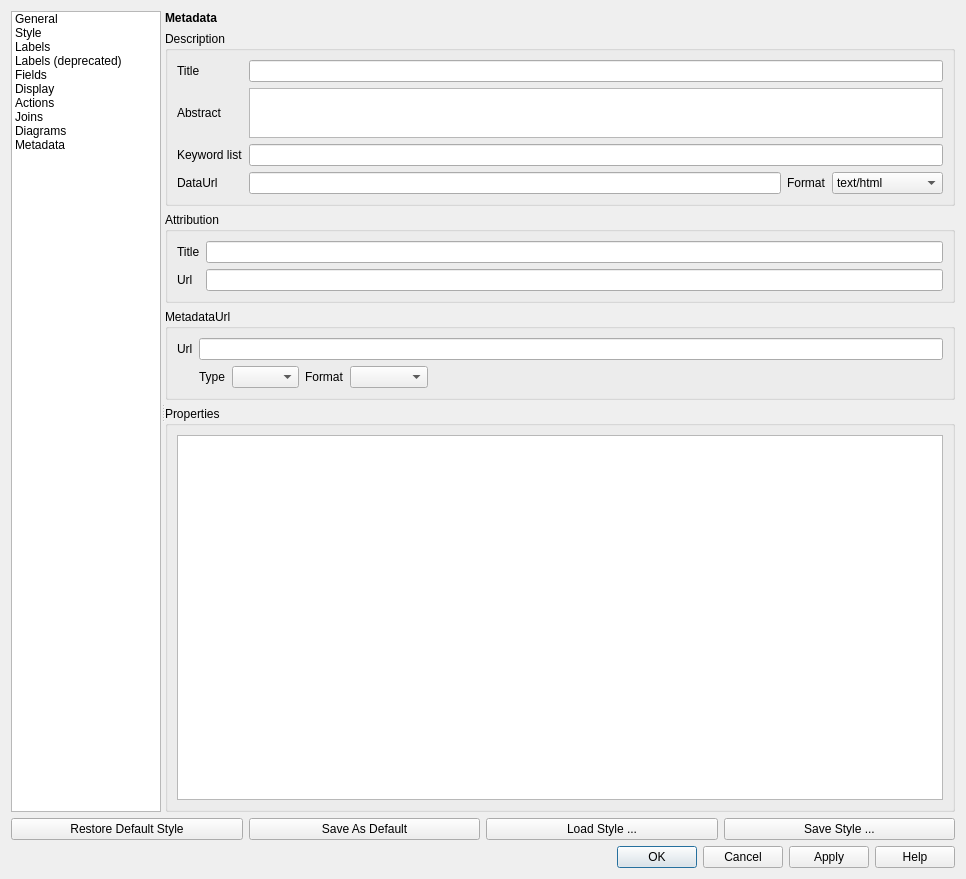
Above: src/ui/qgsvectorlayerpropertiesbase.ui from qgis/QGIS before the change. Below: the same form after it.
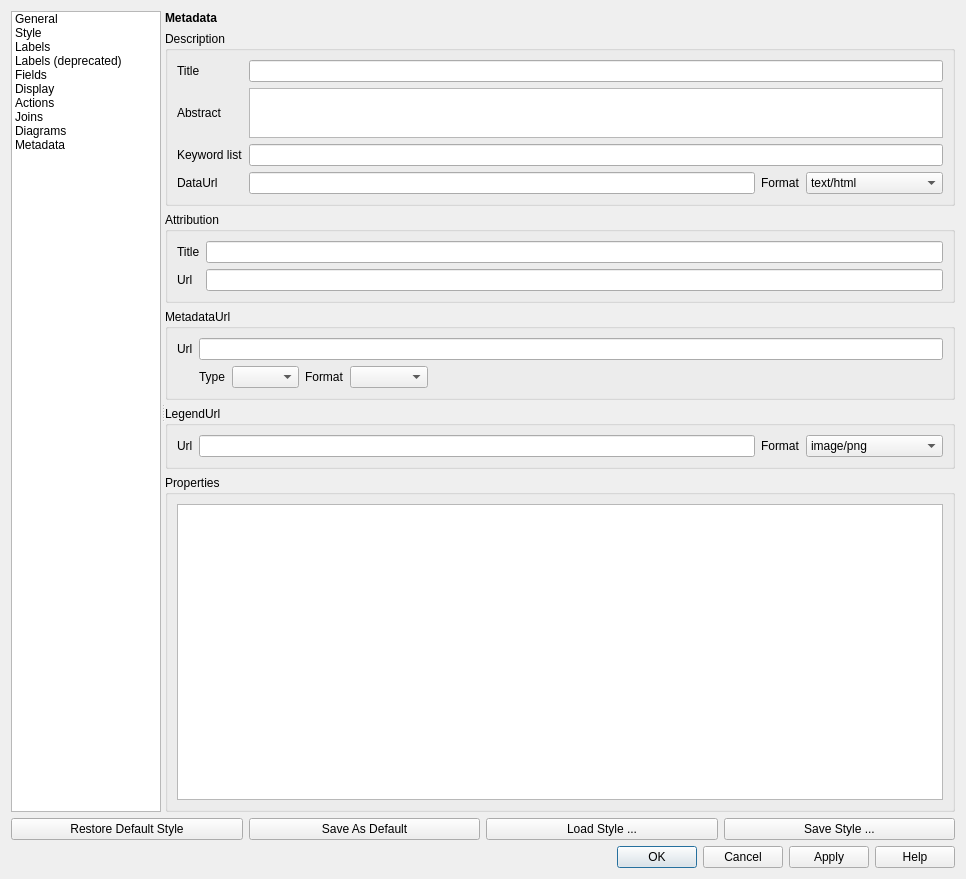
That is the form after the change. The open tabs and pages were chosen to show the change. Icons and pictures are not drawn. Custom widgets are drawn as their Qt base class.

Commit message:
[QGIS server] add legendUrl to layers delivered by getCapa Doc
this commit adds legendUrl tags to the style section of a layer in the getCapa document.
It extends the layers metadata GUI in QGIs to make legendUrl customizable (linking to a
image url) providing the legend. If this is not set the Url is build from serviceUrl or main GetLegend
section of the getCapa doc.

What changed in the file:
```diff
--- a/src/ui/qgsvectorlayerpropertiesbase.ui
+++ b/src/ui/qgsvectorlayerpropertiesbase.ui
@@ -1316,8 +1316,8 @@
                <rect>
                 <x>0</x>
                 <y>0</y>
-                <width>793</width>
-                <height>784</height>
+                <width>792</width>
+                <height>772</height>
                </rect>
               </property>
               <layout class="QVBoxLayout" name="verticalLayout_8">
@@ -1397,6 +1397,12 @@
                     </item>
                     <item>
                      <widget class="QComboBox" name="mLayerDataUrlFormatComboBox">
+                      <property name="minimumSize">
+                       <size>
+                        <width>137</width>
+                        <height>0</height>
+                       </size>
+                      </property>
                       <item>
                        <property name="text">
                         <string notr="true">text/html</string>
@@ -1542,6 +1548,64 @@
                  </layout>
                 </widget>
                </item>
+               <item>
+                <widget class="QgsCollapsibleGroupBox" name="mMetaLegendGrpBx">
+                 <property name="title">
+                  <string>LegendUrl</string>
+                 </property>
+                 <layout class="QGridLayout" name="gridLayout_2">
+                  <item row="0" column="0">
+                   <layout class="QHBoxLayout" name="horizontalLayout_2">
+                    <item>
+                     <widget class="QLabel" name="mLayerLegendUrlLabel">
+                      <property name="text">
+                       <string>Url</string>
+                      </property>
+                     </widget>
+                    </item>
+                    <item>
+                     <widget class="QLineEdit" name="mLayerLegendUrlLineEdit"/>
+                    </item>
+                    <item>
+                     <widget class="QLabel" name="mLayerLegendUrlFormatLabel">
+                      <property name="text">
+                       <string>Format</string>
+                      </property>
+                     </widget>
+                    </item>
+                    <item>
+                     <widget class="QComboBox" name="mLayerLegendUrlFormatComboBox">
+                      <property name="minimumSize">
+                       <size>
+                        <width>137</width>
+                        <height>0</height>
+                       </size>
+                      </property>
+                      <property name="currentIndex">
+                       <number>0</number>
+                      </property>
+                      <item>
+                       <property name="text">
+                        <string>image/png</string>
+                       </property>
+                      </item>
+                      <item>
+                       <property name="text">
+                        <string>image/jpeg</string>
+                       </property>
+                      </item>
+                      <item>
+                       <property name="text">
+                        <string>image/jpg</string>
+                       </property>
+                      </item>
+                     </widget>
+                    </item>
+                   </layout>
+                  </item>
+                 </layout>
+                </widget>
+               </item>
                <item>
                 <widget class="QgsCollapsibleGroupBox" name="mMetaPropertiesGrpBx">
                  <property name="sizePolicy">
@@ -1559,6 +1623,12 @@
                  <layout class="QVBoxLayout" name="verticalLayout_9">
                   <item>
                    <widget class="QTextEdit" name="teMetadata">
+                    <property name="minimumSize">
+                     <size>
+                      <width>0</width>
+                      <height>250</height>
+                     </size>
+                    </property>
                     <property name="lineWidth">
                      <number>2</number>
                     </property>
```
Left out of the diff: 38 changed lines with no effect on the pictures. The commit also changes 7 other files.
